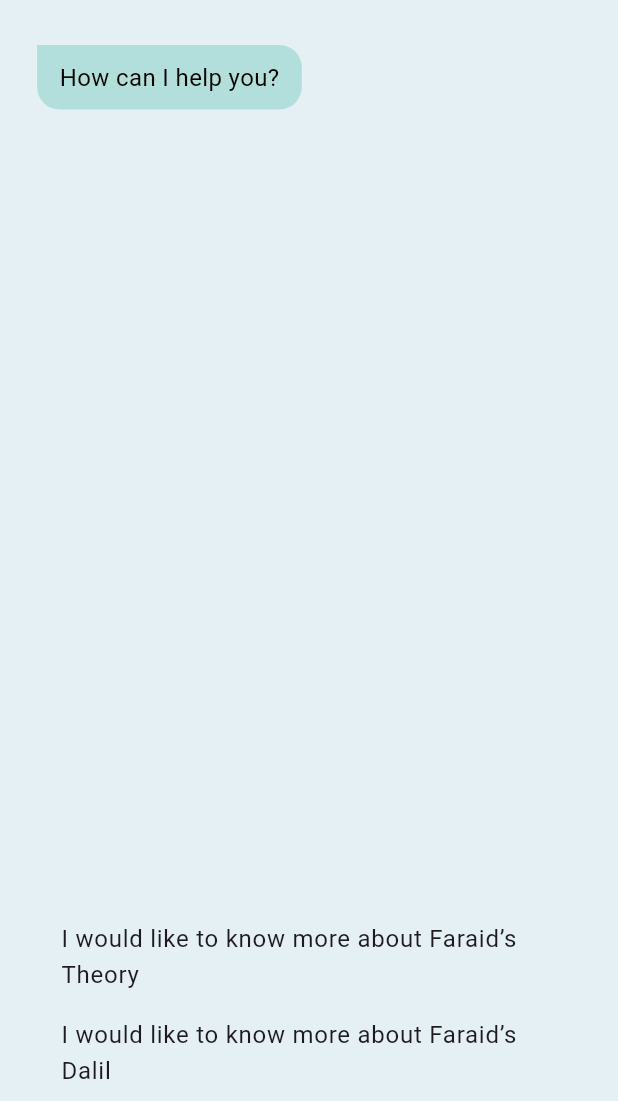
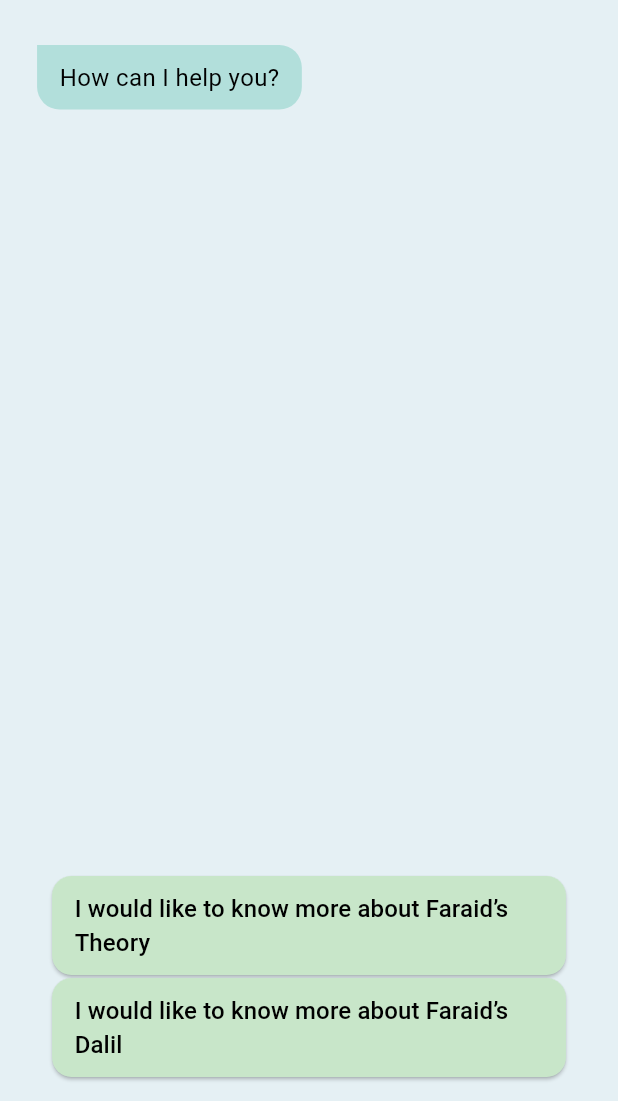
Before and after one commit to faiqhdr/radeena, a Flutter app: the ChatbotPage screen opened by its route, on a phone screen of 412 x 824 dp, the part 135-1236 px from its top. Run offline on Flutter 3.47's test engine with Material 3 defaults, Android fonts, the light colour scheme and no system bars; our stand-ins replace animated_text_kit, input_quantity, lottie, sqflite; missing offline and left inert: graphview; accounts and stored records are empty.

Commit message:
improve design predefined user option

```diff
--- a/lib/views/chatbot/chatbot_page.dart
+++ b/lib/views/chatbot/chatbot_page.dart
@@ -93,16 +93,35 @@ class _ChatbotPageState extends State<ChatbotPage> {
     );
   }
 
+  Widget _buildPredefinedUserOption(String text, VoidCallback onTap) {
+    return Container(
+      margin: EdgeInsets.symmetric(vertical: 1, horizontal: 10),
+      child: ElevatedButton(
+        style: ElevatedButton.styleFrom(
+          foregroundColor: Colors.black,
+          backgroundColor: Colors.green.shade100,
+          padding: EdgeInsets.symmetric(vertical: 10, horizontal: 15),
+          shape: RoundedRectangleBorder(
+            borderRadius: BorderRadius.circular(13),
+          ),
+        ),
+        onPressed: onTap,
+        child: Text(
+          text,
+          style: TextStyle(fontSize: 16),
+        ),
+      ),
+    );
+  }
+
   List<Widget> _buildPredefinedUserOptions() {
     return [
-      ListTile(
-        title: Text("I would like to know more about Faraid’s Theory"),
-        onTap: () => _handleSelection("Theory"),
-      ),
-      ListTile(
-        title: Text("I would like to know more about Faraid’s Dalil"),
-        onTap: () => _handleSelection("Dalil"),
-      ),
+      _buildPredefinedUserOption(
+          "I would like to know more about Faraid’s Theory",
+          () => _handleSelection("Theory")),
+      _buildPredefinedUserOption(
+          "I would like to know more about Faraid’s Dalil",
+          () => _handleSelection("Dalil")),
     ];
   }
 
@@ -148,9 +167,14 @@ class _ChatbotPageState extends State<ChatbotPage> {
                 },
               ),
             ),
+            SizedBox(height: 10),
             Column(
-              children: _buildPredefinedUserOptions(),
+              crossAxisAlignment: CrossAxisAlignment.center,
+              children: [
+                ..._buildPredefinedUserOptions(),
+              ],
             ),
+            SizedBox(height: 15),
           ],
         ),
       ),
```
